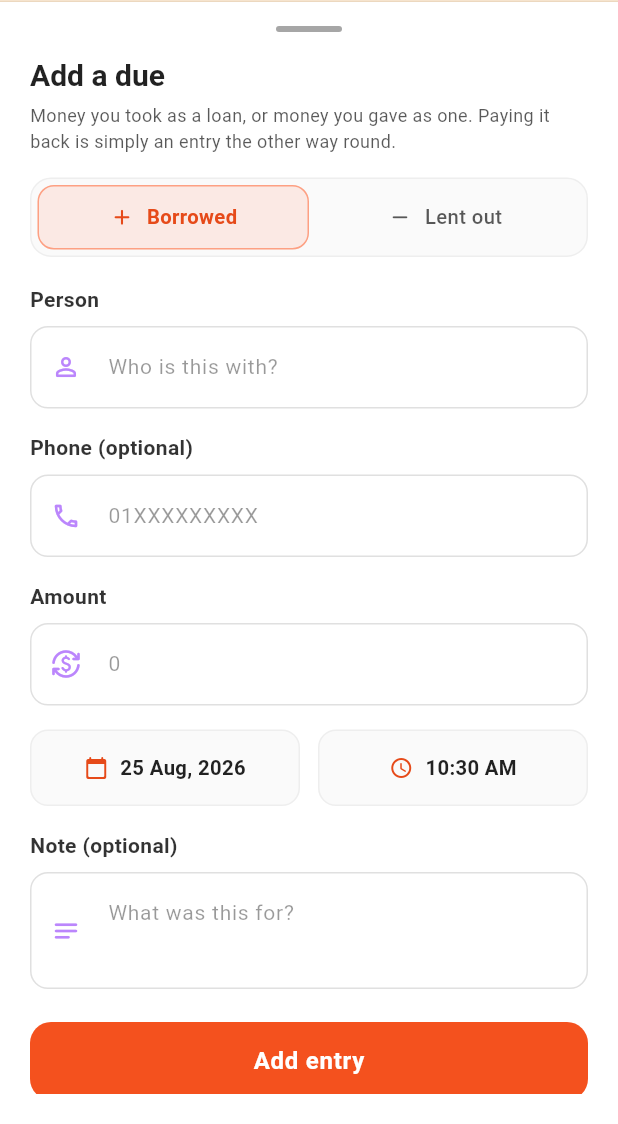
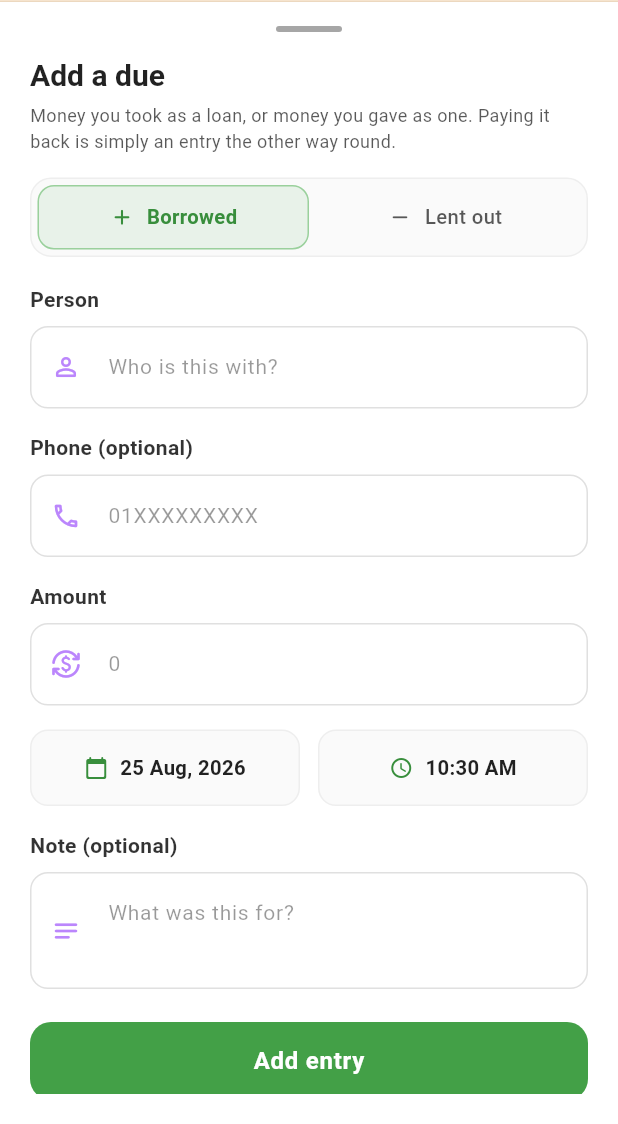
Before and after one commit to AsifMostafiz1/home_expense_tracker, a Flutter app: the _DebtEntrySheet widget shown alone on an empty page, opened directly with empty values, on a phone screen of 412 x 824 dp, the part 112-1236 px from its top. Run offline on Flutter 3.47's test engine with Material 3 defaults, Android fonts, the phone set to English and light mode, and no system bars; our stand-ins replace cloud_firestore, connectivity_plus, firebase_auth, firebase_core, firebase_messaging, flutter_local_notifications and 7 more; missing offline and left inert: firebase_app_check, workmanager; accounts and stored records are empty; network calls fail.

Commit message:
feat: swap color coding for debt taken and given for improved clarity

```diff
--- a/lib/presentation/personal/view/wallet_breakdown_screen.dart
+++ b/lib/presentation/personal/view/wallet_breakdown_screen.dart
@@ -280,10 +280,7 @@ class WalletBreakdownScreen extends StatelessWidget {
 
   Widget _buildPersonLine(BuildContext context, PersonBalance person) {
     final bool owesMe = person.owesMe;
-    // The person's own colour follows the dues tab — red for a loan taken,
-    // green for one given. The signed figure to the right keeps the
-    // statement's own convention, where what adds to the wallet is green.
-    final MaterialColor tone = owesMe ? Colors.deepOrange : Colors.green;
+    final MaterialColor tone = owesMe ? Colors.green : Colors.deepOrange;
     final String initial =
         person.name.trim().isEmpty ? '?' : person.name.trim()[0].toUpperCase();
 
--- a/lib/presentation/personal/widgets/debt_entry_sheet.dart
+++ b/lib/presentation/personal/widgets/debt_entry_sheet.dart
@@ -137,8 +137,7 @@ class _DebtEntrySheetState extends State<_DebtEntrySheet> {
   @override
   Widget build(BuildContext context) {
     final bool gave = _flow == DebtFlow.gave;
-    // Red for a loan taken, green for one given — see [DebtFlow].
-    final MaterialColor accent = gave ? Colors.deepOrange : Colors.green;
+    final MaterialColor accent = gave ? Colors.green : Colors.deepOrange;
 
     // No keyboard inset here. Get.bottomSheet already pads its own route by
     // `viewInsets.bottom`, so adding it again lifts the sheet a second
@@ -276,9 +275,9 @@ class _DebtEntrySheetState extends State<_DebtEntrySheet> {
           // their wallet: a loan taken is money in, a loan given is money
           // out. Same two words the totals and the person rows use.
           _flowOption(context, DebtFlow.gave, 'debt_taken'.tr,
-              Icons.add_rounded, Colors.deepOrange),
+              Icons.add_rounded, Colors.green),
           _flowOption(context, DebtFlow.got, 'debt_given'.tr,
-              Icons.remove_rounded, Colors.green),
+              Icons.remove_rounded, Colors.deepOrange),
         ],
       ),
     );
```
Also changed, not shown: lib/presentation/personal/view/person_ledger_screen.dart (+6 -7 lines), lib/presentation/personal/view/personal_finance_screen.dart (+3 -5 lines).
